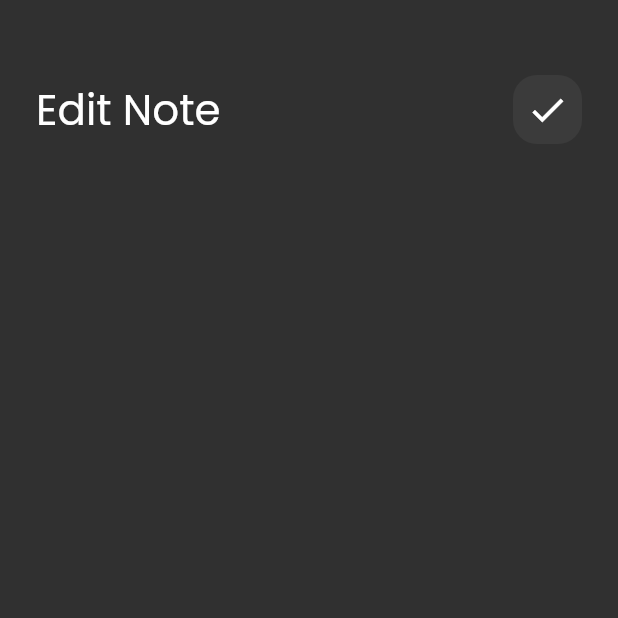
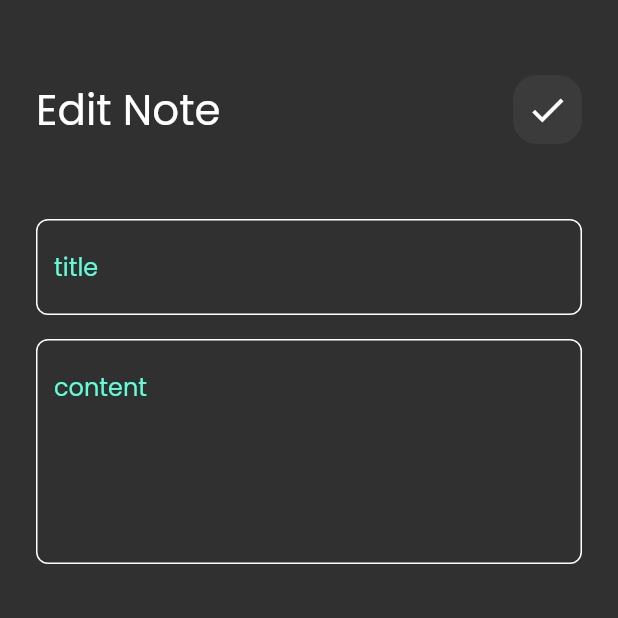
Before and after one commit to david-hatem/notes_app, a Flutter app: the EditNoteView screen opened directly, on a phone screen of 412 x 824 dp, the top half of it. Run offline on Flutter 3.47's test engine with Material 2 defaults, Android fonts, the phone set to English and light mode, and no system bars; our stand-ins replace font_awesome_flutter.

Commit message:
edit note view ui done

```diff
--- a/lib/views/widgets/edit_view_body.dart
+++ b/lib/views/widgets/edit_view_body.dart
@@ -3,6 +3,7 @@ import 'package:flutter/material.dart';
 import 'package:flutter/src/widgets/container.dart';
 import 'package:flutter/src/widgets/framework.dart';
 import 'package:notes_app/views/widgets/custom_app_bar.dart';
+import 'package:notes_app/views/widgets/custom_text_field.dart';
 
 class EditNoteViewBody extends StatelessWidget {
   const EditNoteViewBody({super.key});
@@ -22,6 +23,17 @@ class EditNoteViewBody extends StatelessWidget {
             title: "Edit Note",
             icon: Icons.check,
           ),
+          SizedBox(
+            height: 50,
+          ),
+          CustomTextField(hint: "title"),
+          SizedBox(
+            height: 16,
+          ),
+          CustomTextField(
+            hint: "content",
+            maxLines: 5,
+          ),
         ],
       ),
     );
```
